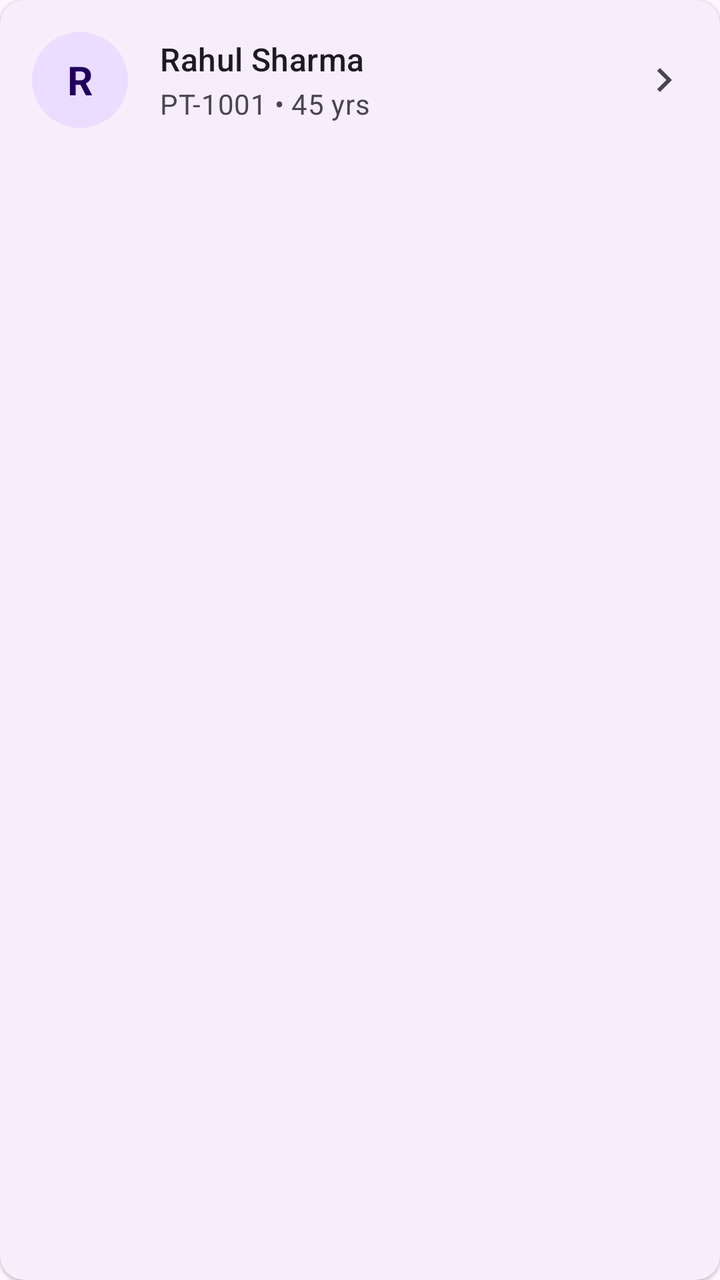
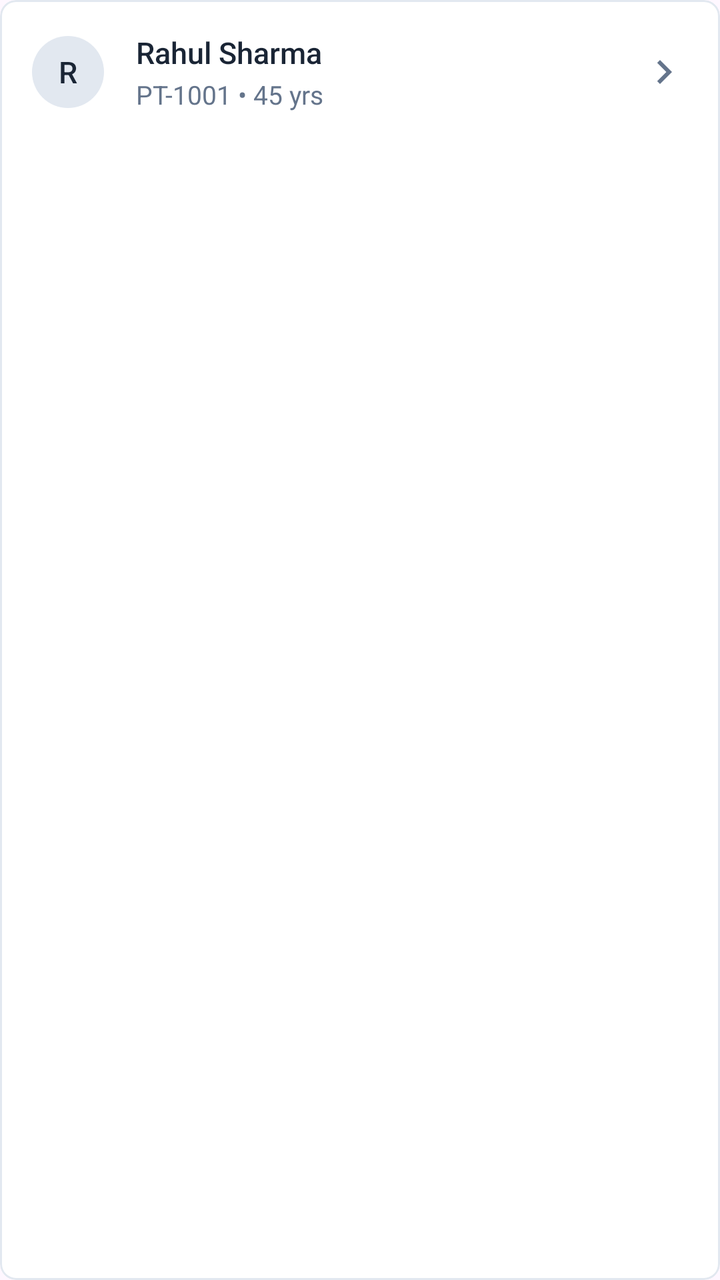

The first picture is an Android layout as it rendered before a commit; the second is the same layout after the commit. The layout source and the unified diff follow.
<!-- AndroidManifest.xml: application theme Theme.Healthcare_app -->
<!-- res/layout/item_patient_card.xml -->
<?xml version="1.0" encoding="utf-8"?>
<com.google.android.material.card.MaterialCardView xmlns:android="http://schemas.android.com/apk/res/android"
    xmlns:app="http://schemas.android.com/apk/res-auto"
    android:layout_width="match_parent"
    android:layout_height="wrap_content"
    android:layout_marginHorizontal="16dp"
    android:layout_marginVertical="6dp"
    app:cardElevation="1dp"
    app:cardCornerRadius="12dp"
    app:strokeWidth="0dp">

    <LinearLayout
        android:layout_width="match_parent"
        android:layout_height="wrap_content"
        android:orientation="horizontal"
        android:padding="16dp"
        android:gravity="center_vertical"
        android:background="?attr/selectableItemBackground">

        
        <TextView
            android:id="@+id/textAvatar"
            android:layout_width="48dp"
            android:layout_height="48dp"
            android:background="@drawable/bg_circle_avatar"
            android:backgroundTint="?attr/colorPrimaryContainer"
            android:gravity="center"
            android:text="R"
            android:textColor="?attr/colorOnPrimaryContainer"
            android:textSize="20sp"
            android:textStyle="bold" />

        
        <LinearLayout
            android:layout_width="0dp"
            android:layout_height="wrap_content"
            android:layout_weight="1"
            android:orientation="vertical"
            android:layout_marginStart="16dp"
            android:layout_marginEnd="8dp">

            <TextView
                android:id="@+id/textPatientName"
                android:layout_width="wrap_content"
                android:layout_height="wrap_content"
                android:text="Rahul Sharma"
                android:textAppearance="?attr/textAppearanceTitleMedium"
                android:textColor="?attr/colorOnSurface" />

            <TextView
                android:id="@+id/textPatientDetails"
                android:layout_width="wrap_content"
                android:layout_height="wrap_content"
                android:layout_marginTop="2dp"
                android:text="PT-1001 • 45 yrs"
                android:textAppearance="?attr/textAppearanceBodyMedium"
                android:textColor="?attr/colorOnSurfaceVariant" />
        </LinearLayout>

        
        <ImageView
            android:id="@+id/iconArrow"
            android:layout_width="wrap_content"
            android:layout_height="wrap_content"
            android:src="@drawable/ic_chevron_right"
            app:tint="?attr/colorOnSurfaceVariant" />

    </LinearLayout>

</com.google.android.material.card.MaterialCardView>
<!-- resources referenced by this layout -->
<resources>
  <!-- drawable bg_circle_avatar (drawable) -->
  <?xml version="1.0" encoding="utf-8"?>
  <shape xmlns:android="http://schemas.android.com/apk/res/android"
      android:shape="oval">
      <solid android:color="@color/avatar_bg_blue" />
  </shape>
  <!-- drawable ic_chevron_right (drawable) -->
  <vector xmlns:android="http://schemas.android.com/apk/res/android"
      android:width="24dp"
      android:height="24dp"
      android:viewportWidth="24"
      android:viewportHeight="24"
      android:tint="#CBD5E1">
      <path
          android:fillColor="@android:color/white"
          android:pathData="M10,6L8.59,7.41 13.17,12l-4.58,4.59L10,18l6,-6z"/>
  </vector>
  <style name="Theme.Healthcare_app" parent="Base.Theme.Healthcare_app" />
  <color name="avatar_bg_blue">#D3E3FD</color>
  <style name="Base.Theme.Healthcare_app" parent="Theme.Material3.DayNight.NoActionBar">
      </style>
</resources>

<!-- the commit's change to res/layout/item_patient_card.xml (unified diff, before → after) -->
@@ -5,9 +5,11 @@
     android:layout_height="wrap_content"
     android:layout_marginHorizontal="16dp"
     android:layout_marginVertical="6dp"
-    app:cardElevation="1dp"
-    app:cardCornerRadius="12dp"
-    app:strokeWidth="0dp">
+    app:cardElevation="0dp"
+    app:cardCornerRadius="8dp"
+    app:cardBackgroundColor="#FFFFFF"
+    app:strokeColor="#E2E8F0"
+    app:strokeWidth="1dp">
 
     <LinearLayout
         android:layout_width="match_parent"
@@ -20,15 +22,15 @@
         
         <TextView
             android:id="@+id/textAvatar"
-            android:layout_width="48dp"
-            android:layout_height="48dp"
+            android:layout_width="36dp"
+            android:layout_height="36dp"
             android:background="@drawable/bg_circle_avatar"
-            android:backgroundTint="?attr/colorPrimaryContainer"
+            android:backgroundTint="#E2E8F0"
             android:gravity="center"
             android:text="R"
-            android:textColor="?attr/colorOnPrimaryContainer"
-            android:textSize="20sp"
-            android:textStyle="bold" />
+            android:textColor="#1A2535"
+            android:textSize="15sp"
+            android:fontFamily="sans-serif-medium" />
 
         
         <LinearLayout
@@ -44,8 +46,9 @@
                 android:layout_width="wrap_content"
                 android:layout_height="wrap_content"
                 android:text="Rahul Sharma"
-                android:textAppearance="?attr/textAppearanceTitleMedium"
-                android:textColor="?attr/colorOnSurface" />
+                android:textSize="15sp"
+                android:textColor="#1A2535"
+                android:fontFamily="sans-serif-medium" />
 
             <TextView
                 android:id="@+id/textPatientDetails"
@@ -53,8 +56,9 @@
                 android:layout_height="wrap_content"
                 android:layout_marginTop="2dp"
                 android:text="PT-1001 • 45 yrs"
-                android:textAppearance="?attr/textAppearanceBodyMedium"
-                android:textColor="?attr/colorOnSurfaceVariant" />
+                android:textSize="13sp"
+                android:textColor="#64748B"
+                android:fontFamily="sans-serif" />
         </LinearLayout>
 
         
@@ -63,7 +67,7 @@
             android:layout_width="wrap_content"
             android:layout_height="wrap_content"
             android:src="@drawable/ic_chevron_right"
-            app:tint="?attr/colorOnSurfaceVariant" />
+            app:tint="#64748B" />
 
     </LinearLayout>
 
<!-- resource entries referenced after the edit -->
@@ -19,7 +19,32 @@
   </vector>
   <style name="Theme.Healthcare_app" parent="Base.Theme.Healthcare_app" />
   <color name="avatar_bg_blue">#D3E3FD</color>
-  <style name="Base.Theme.Healthcare_app" parent="Theme.Material3.DayNight.NoActionBar">
+  <style name="Base.Theme.Healthcare_app" parent="Theme.Material3.Light.NoActionBar">
+          <item name="bottomSheetDialogTheme">@style/Theme.Healthcare_app.BottomSheetDialog</item>
+      </style>
+  <style name="Theme.Healthcare_app.BottomSheetDialog" parent="ThemeOverlay.Material3.BottomSheetDialog">
+          <item name="android:windowIsFloating">false</item>
+          <item name="android:backgroundDimEnabled">true</item>
+          
+          <item name="colorSurface">#FFFFFF</item>
+          <item name="colorOnSurface">#1A2535</item>
+          <item name="colorOnSurfaceVariant">#64748B</item>
+          <item name="android:colorBackground">#FFFFFF</item>
+          <item name="colorPrimary">#185FA5</item>
+          <item name="colorOnPrimary">#FFFFFF</item>
+          
+          <item name="android:textColorPrimary">#1A2535</item>
+          <item name="android:textColorSecondary">#64748B</item>
+          <item name="android:textColorHint">#64748B</item>
+          
+          <item name="colorControlNormal">#E2E8F0</item>
+          <item name="colorControlActivated">#185FA5</item>
+          
+          <item name="bottomSheetStyle">@style/LightBottomSheetStyle</item>
+      </style>
+  <style name="LightBottomSheetStyle" parent="Widget.Material3.BottomSheet.Modal">
+          <item name="backgroundTint">#FFFFFF</item>
+          <item name="android:elevation">0dp</item>
       </style>
 </resources>
 
